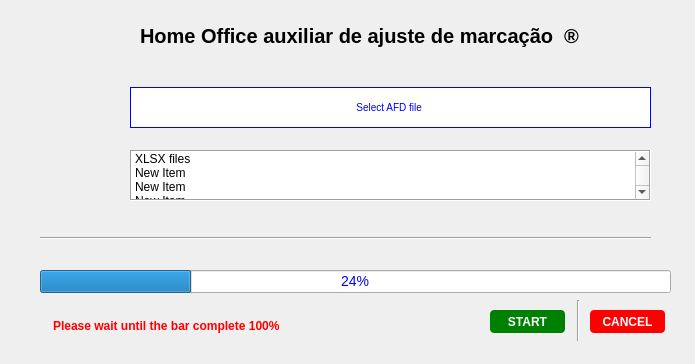
First picture: the form in hopy.ui, repository ValdeirBarbosa/hopy, before the edit.
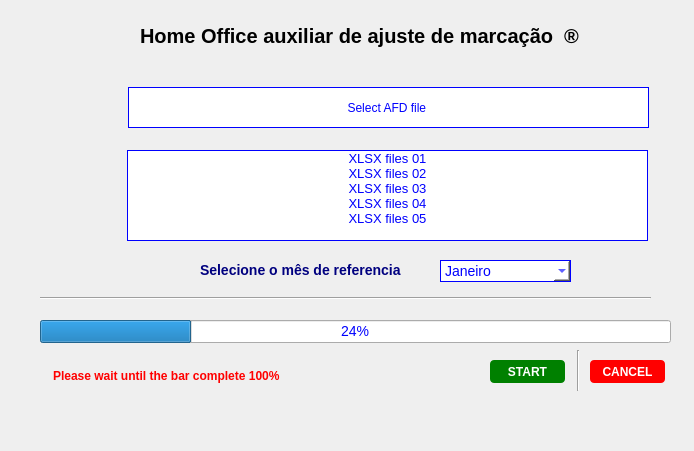
Second picture: the form after the edit. Icons and pictures are not drawn.

Commit message:
new adjust insert a month
new adjust insert a month

Diff of the .ui file:
```diff
--- a/hopy.ui
+++ b/hopy.ui
@@ -6,8 +6,8 @@
    <rect>
     <x>0</x>
     <y>0</y>
-    <width>695</width>
-    <height>364</height>
+    <width>694</width>
+    <height>451</height>
    </rect>
   </property>
   <property name="windowTitle">
@@ -19,7 +19,7 @@
      <x>10</x>
      <y>0</y>
      <width>681</width>
-     <height>361</height>
+     <height>451</height>
     </rect>
    </property>
    <property name="mouseTracking">
@@ -90,7 +90,7 @@
    <widget class="QLabel" name="afd_lbl">
     <property name="geometry">
      <rect>
-      <x>120</x>
+      <x>118</x>
       <y>87</y>
       <width>521</width>
       <height>41</height>
@@ -99,7 +99,7 @@
     <property name="styleSheet">
      <string notr="true">background-color:#fff;
 color:blue;
-font-size:10px;
+font-size:12px;
 text-align:center;
 border:1px solid blue;
 borde-radius:2px;</string>
@@ -118,7 +118,7 @@
     <property name="geometry">
      <rect>
       <x>40</x>
-      <y>150</y>
+      <y>172</y>
       <width>41</width>
       <height>51</height>
      </rect>
@@ -150,7 +150,7 @@
     <property name="geometry">
      <rect>
       <x>30</x>
-      <y>230</y>
+      <y>290</y>
       <width>611</width>
       <height>16</height>
      </rect>
@@ -163,7 +163,7 @@
     <property name="geometry">
      <rect>
       <x>30</x>
-      <y>300</y>
+      <y>350</y>
       <width>431</width>
       <height>51</height>
      </rect>
@@ -183,7 +183,7 @@
     <property name="geometry">
      <rect>
       <x>30</x>
-      <y>270</y>
+      <y>320</y>
       <width>631</width>
       <height>23</height>
      </rect>
@@ -204,7 +204,7 @@
     <property name="geometry">
      <rect>
       <x>480</x>
-      <y>310</y>
+      <y>360</y>
       <width>75</width>
       <height>23</height>
      </rect>
@@ -226,7 +226,7 @@
     <property name="geometry">
      <rect>
       <x>580</x>
-      <y>310</y>
+      <y>360</y>
       <width>75</width>
       <height>23</height>
      </rect>
@@ -248,7 +248,7 @@
     <property name="geometry">
      <rect>
       <x>560</x>
-      <y>300</y>
+      <y>350</y>
       <width>16</width>
       <height>41</height>
      </rect>
@@ -260,14 +260,20 @@
    <widget class="QListWidget" name="xlsx_listWidget">
     <property name="geometry">
      <rect>
-      <x>120</x>
+      <x>117</x>
       <y>150</y>
       <width>521</width>
-      <height>51</height>
+      <height>91</height>
      </rect>
     </property>
     <property name="styleSheet">
-     <string notr="true">text-align:center;</string>
+     <string notr="true">text-align:center;
+background-color:#fff;
+color:blue;
+font-size:10px;
+text-align:center;
+border:1px solid blue;
+borde-radius:2px;</string>
     </property>
     <property name="frameShape">
      <enum>QFrame::Box</enum>
@@ -277,24 +283,176 @@
     </property>
     <item>
      <property name="text">
-      <string>XLSX files </string>
+      <string>XLSX files 01</string>
      </property>
+     <property name="font">
+      <font>
+       <pointsize>10</pointsize>
+      </font>
+     </property>
+     <property name="textAlignment">
+      <set>AlignCenter</set>
+     </property>
+     <property name="background">
+      <brush brushstyle="NoBrush">
+       <color alpha="255">
+        <red>0</red>
+        <green>0</green>
+        <blue>0</blue>
+       </color>
+      </brush>
+     </property>
     </item>
     <item>
      <property name="text">
-      <string>New Item</string>
+      <string>XLSX files 02</string>
      </property>
+     <property name="font">
+      <font>
+       <pointsize>10</pointsize>
+      </font>
+     </property>
+     <property name="textAlignment">
+      <set>AlignCenter</set>
+     </property>
     </item>
     <item>
      <property name="text">
-      <string>New Item</string>
+      <string>XLSX files 03</string>
      </property>
+     <property name="font">
+      <font>
+       <pointsize>10</pointsize>
+      </font>
+     </property>
+     <property name="textAlignment">
+      <set>AlignCenter</set>
+     </property>
     </item>
     <item>
      <property name="text">
-      <string>New Item</string>
+      <string>XLSX files 04</string>
      </property>
+     <property name="font">
+      <font>
+       <pointsize>10</pointsize>
+      </font>
+     </property>
+     <property name="textAlignment">
+      <set>AlignCenter</set>
+     </property>
     </item>
+    <item>
+     <property name="text">
+      <string>XLSX files 05</string>
+     </property>
+     <property name="font">
+      <font>
+       <pointsize>10</pointsize>
+      </font>
+     </property>
+     <property name="textAlignment">
+      <set>AlignCenter</set>
+     </property>
+    </item>
+   </widget>
+   <widget class="QComboBox" name="comboBox">
+    <property name="geometry">
+     <rect>
+      <x>430</x>
+      <y>260</y>
+      <width>131</width>
+      <height>22</height>
+     </rect>
+    </property>
+    <property name="styleSheet">
+     <string notr="true">text-align:center;
+background-color:#fff;
+color:blue;
+font-size:14px;
+border:1px solid blue;
+</string>
+    </property>
+    <item>
+     <property name="text">
+      <string>Janeiro</string>
+     </property>
+    </item>
+    <item>
+     <property name="text">
+      <string>Fevereiro</string>
+     </property>
+    </item>
+    <item>
+     <property name="text">
+      <string>Março</string>
+     </property>
+    </item>
+    <item>
+     <property name="text">
+      <string>Abril</string>
+     </property>
+    </item>
+    <item>
+     <property name="text">
+      <string>Maio</string>
+     </property>
+    </item>
+    <item>
+     <property name="text">
+      <string>Junho</string>
+     </property>
+    </item>
+    <item>
+     <property name="text">
+      <string>Julho</string>
+     </property>
+    </item>
+    <item>
+     <property name="text">
+      <string>Agosto</string>
+     </property>
+    </item>
+    <item>
+     <property name="text">
+      <string>Setembro</string>
+     </property>
+    </item>
+    <item>
+     <property name="text">
+      <string>Outubro</string>
+     </property>
+    </item>
+    <item>
+     <property name="text">
+      <string>Novembro</string>
+     </property>
+    </item>
+    <item>
+     <property name="text">
+      <string notr="true">Dezembro</string>
+     </property>
+    </item>
+   </widget>
+   <widget class="QLabel" name="label">
+    <property name="geometry">
+     <rect>
+      <x>190</x>
+      <y>254</y>
+      <width>201</width>
+      <height>31</height>
+     </rect>
+    </property>
+    <property name="styleSheet">
+     <string notr="true">font-size:14px;
+font-weight:bold;
+color:rgb(0, 0, 127);
+text-align:center;
+</string>
+    </property>
+    <property name="text">
+     <string>Selecione o mês de referencia:</string>
+    </property>
    </widget>
    <zorder>progressBar</zorder>
    <zorder>Tlbl_titulo</zorder>
```
Left out of the diff: 2 changed lines with no effect on the pictures. The commit also changes 1 other file.
